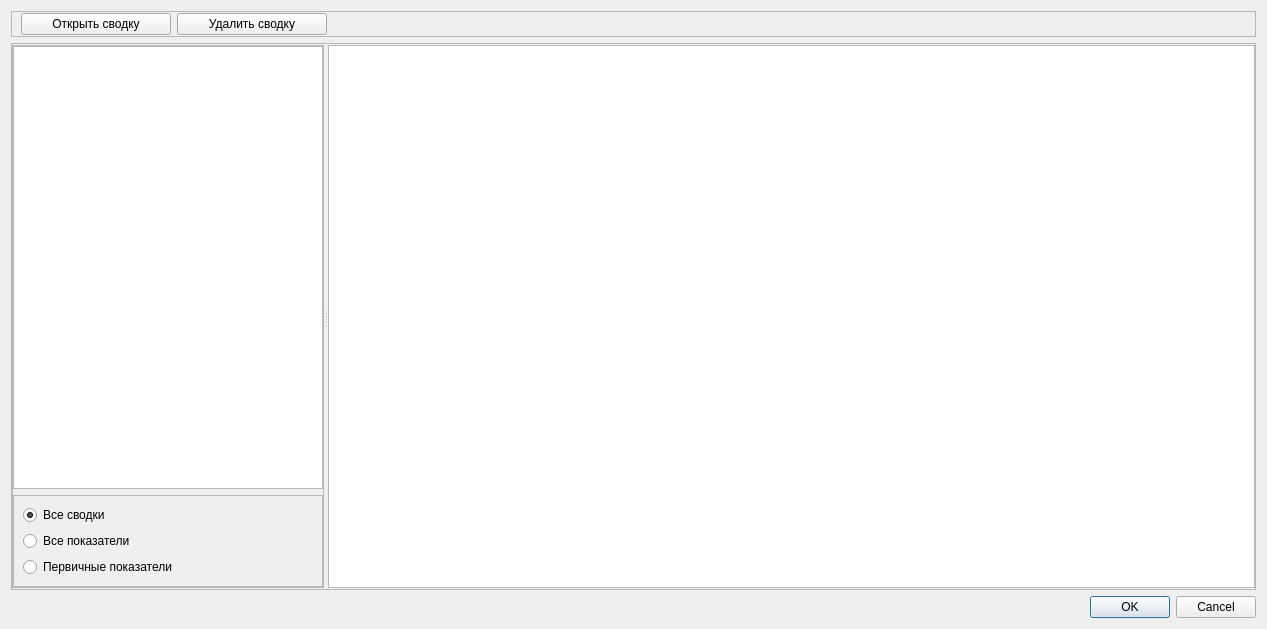
Before: the Qt Designer form summaries/opensummarydialog.ui in grigp/a-analyser, drawn with Qt 5.
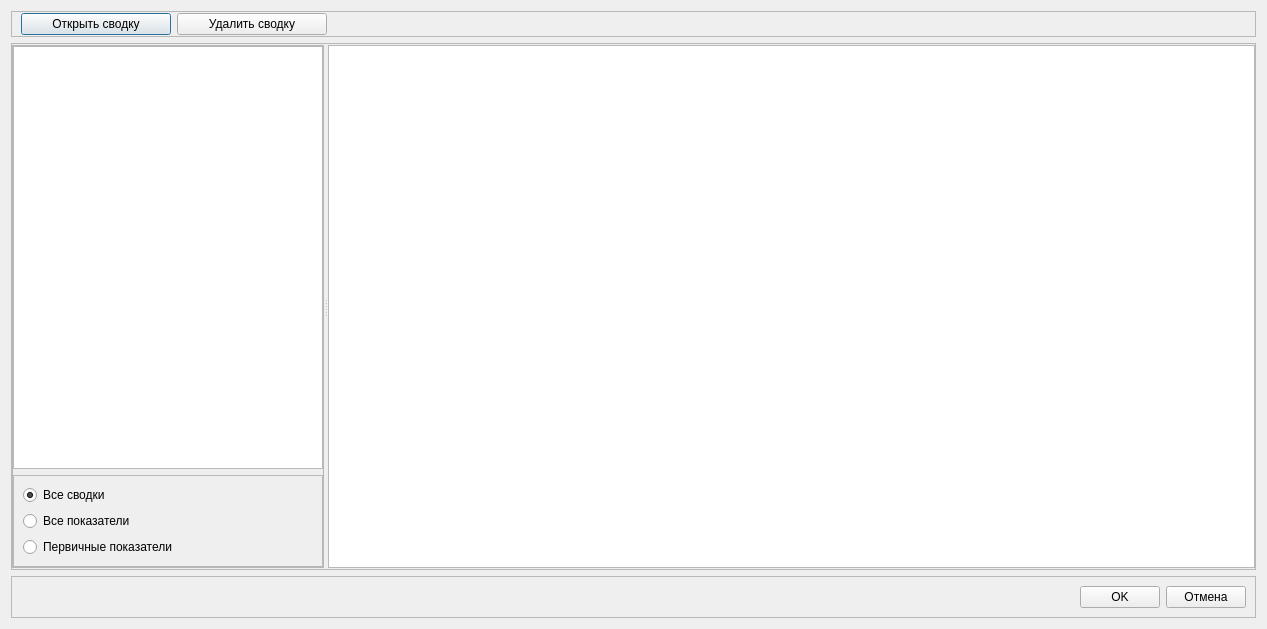
After: the same form once the commit is applied. Icons and pictures are not drawn.

Commit message: Замена ButtonBar в диалоговых окнах

The edit to the form file:
```diff
--- a/summaries/opensummarydialog.ui
+++ b/summaries/opensummarydialog.ui
@@ -228,13 +228,48 @@
     </widget>
    </item>
    <item>
-    <widget class="QDialogButtonBox" name="buttonBox">
-     <property name="orientation">
-      <enum>Qt::Horizontal</enum>
+    <widget class="QFrame" name="frModalButtons">
+     <property name="sizePolicy">
+      <sizepolicy hsizetype="Preferred" vsizetype="Fixed">
+       <horstretch>0</horstretch>
+       <verstretch>0</verstretch>
+      </sizepolicy>
      </property>
-     <property name="standardButtons">
-      <set>QDialogButtonBox::Cancel|QDialogButtonBox::Ok</set>
+     <property name="frameShape">
+      <enum>QFrame::StyledPanel</enum>
      </property>
+     <property name="frameShadow">
+      <enum>QFrame::Raised</enum>
+     </property>
+     <layout class="QHBoxLayout" name="horizontalLayout_10">
+      <item>
+       <spacer name="horizontalSpacer_5">
+        <property name="orientation">
+         <enum>Qt::Horizontal</enum>
+        </property>
+        <property name="sizeHint" stdset="0">
+         <size>
+          <width>40</width>
+          <height>20</height>
+         </size>
+        </property>
+       </spacer>
+      </item>
+      <item>
+       <widget class="QPushButton" name="btnOK">
+        <property name="text">
+         <string>OK</string>
+        </property>
+       </widget>
+      </item>
+      <item>
+       <widget class="QPushButton" name="btnCancel">
+        <property name="text">
+         <string>Отмена</string>
+        </property>
+       </widget>
+      </item>
+     </layout>
     </widget>
    </item>
   </layout>
```
Left out of the diff: 76 changed lines with no effect on the pictures. The commit also changes 19 other files.
